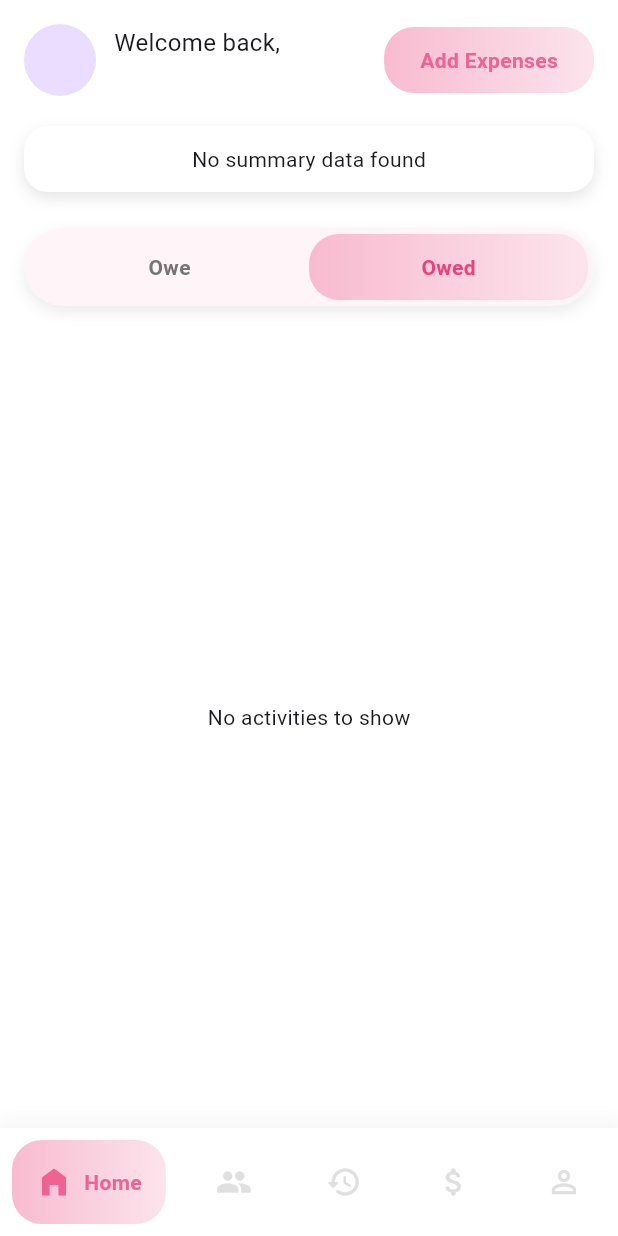
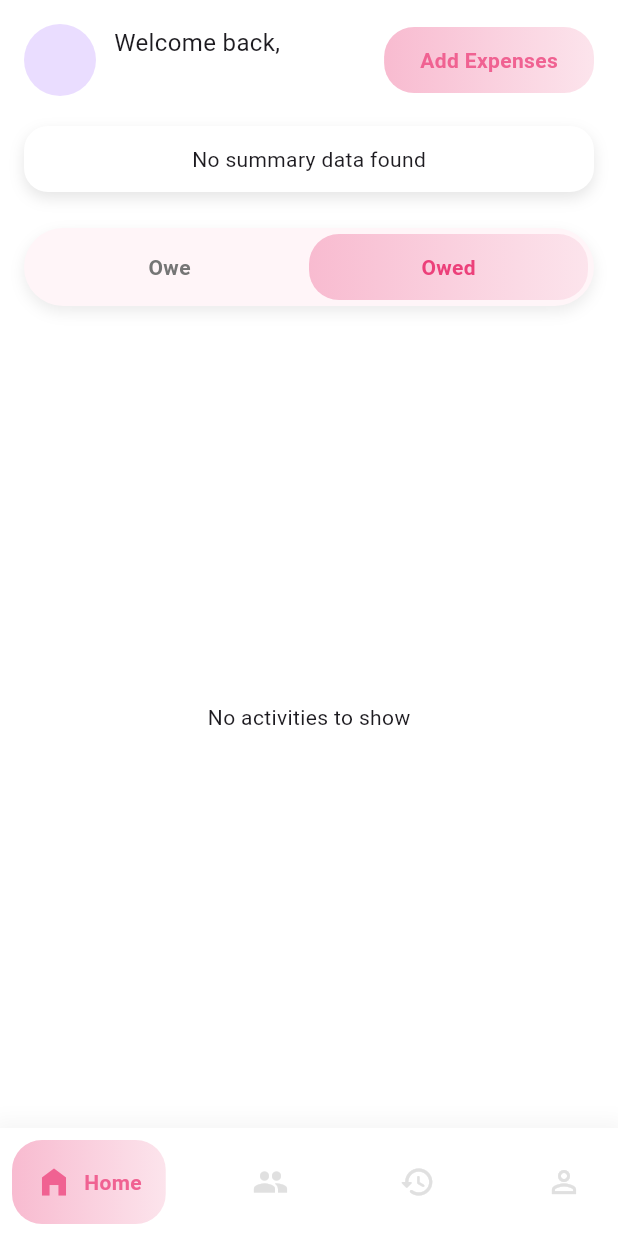
Before and after one commit to tanshurou/splitpal, a Flutter app: the HomePage screen opened directly, after a tap on "Owed", on a phone screen of 412 x 824 dp. Run offline on Flutter 3.47's test engine with Material 3 defaults, Android fonts, the phone set to English and light mode, and no system bars; drawn by our look-alikes of google_nav_bar; our stand-ins replace cloud_firestore, firebase_auth, firebase_core, firebase_messaging, firebase_storage, fl_chart and 3 more; accounts and stored records are empty.

Commit message:
fixed bottom nav

```diff
--- a/lib/pages/home_page.dart
+++ b/lib/pages/home_page.dart
@@ -47,7 +47,6 @@ class _HomePageState extends State<HomePage> {
           PersonalDashboardPage(),
           GroupPage(),
           HistoryPage(userId: userId),
-          SettleDebtPage(),
           const ProfilePage(),
         ];
 
--- a/lib/services/create_debt.dart
+++ b/lib/services/create_debt.dart
@@ -10,13 +10,11 @@ Future<void> checkAndCreateDebts(String expenseId) async {
 
   final data = expenseSnapshot.data()!;
   final approvalStatus = Map<String, dynamic>.from(data['approvalStatus']);
-  final paymentStatus = Map<String, dynamic>.from(data['paymentStatus']);
   final userAmounts = Map<String, dynamic>.from(data['userAmounts']);
   final splitAmong = List<String>.from(data['splitAmong']);
   final paidBy = data['paidBy'];
   final groupId = data['groupId'];
   final title = data['title'];
-  final amount = data['amount']?.toDouble() ?? 0;
   final Timestamp date = data['date'];
 
   // Check if all are approved
@@ -27,6 +25,7 @@ Future<void> checkAndCreateDebts(String expenseId) async {
 
   final batch = FirebaseFirestore.instance.batch();
 
+  // Does not create debt for payer
   for (final uid in splitAmong) {
     final debtAmount = (userAmounts[uid] ?? 0).toDouble();
     final isPayer = uid == paidBy;
--- a/lib/services/expense_service.dart
+++ b/lib/services/expense_service.dart
@@ -34,7 +34,7 @@ class ExpenseService {
     // Save the expense document
     await _db.collection('expenses').doc(expenseId).set({
       ...expense.toMap(),
-      'expenseId': expenseId, // Optional: for easy reverse lookup
+      'expenseId': expenseId,
     });
 
     // Log the activity in the group's activity log
--- a/lib/widgets/bottom_nav_bar.dart
+++ b/lib/widgets/bottom_nav_bar.dart
@@ -3,11 +3,12 @@ import 'package:flutter/material.dart';
 import 'package:google_nav_bar/google_nav_bar.dart';
 
 class BottomNavBar extends StatelessWidget {
-  final int selectedIndex; // ← new
+  final int selectedIndex;
   final ValueChanged<int> onTabChange;
+
   const BottomNavBar({
     super.key,
-    required this.selectedIndex, // ← new
+    required this.selectedIndex,
     required this.onTabChange,
   });
 
@@ -27,8 +28,8 @@ class BottomNavBar extends StatelessWidget {
       child: Padding(
         padding: const EdgeInsets.all(8.0),
         child: GNav(
-          selectedIndex: selectedIndex, // ← wire it up
-          onTabChange: onTabChange, // ← hook back to parent
+          selectedIndex: selectedIndex,
+          onTabChange: onTabChange,
           color: Colors.grey[300],
           activeColor: Colors.pink[300],
           tabBackgroundColor: Colors.pink.shade50,
@@ -42,8 +43,6 @@ class BottomNavBar extends StatelessWidget {
             GButton(icon: Icons.home_filled, text: 'Home'),
             GButton(icon: Icons.group, text: 'Group'),
             GButton(icon: Icons.history_rounded, text: 'History'),
-
-            GButton(icon: Icons.attach_money_rounded, text: 'Settle'),
             GButton(icon: Icons.person_outline, text: 'Profile'),
           ],
         ),
```
